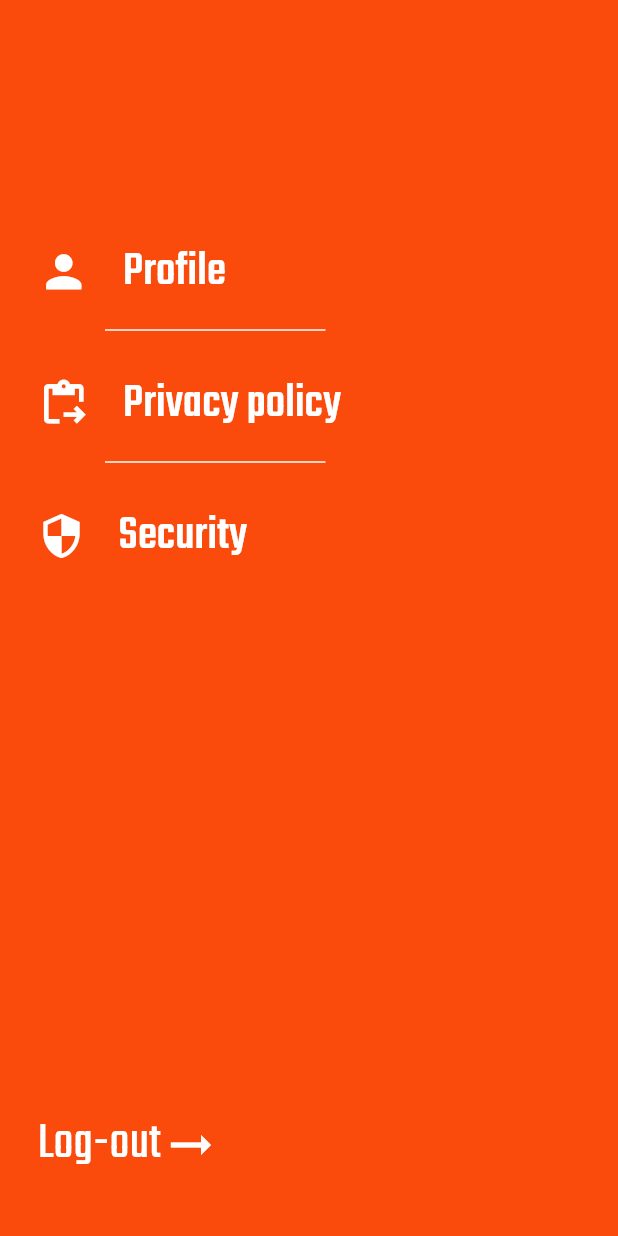
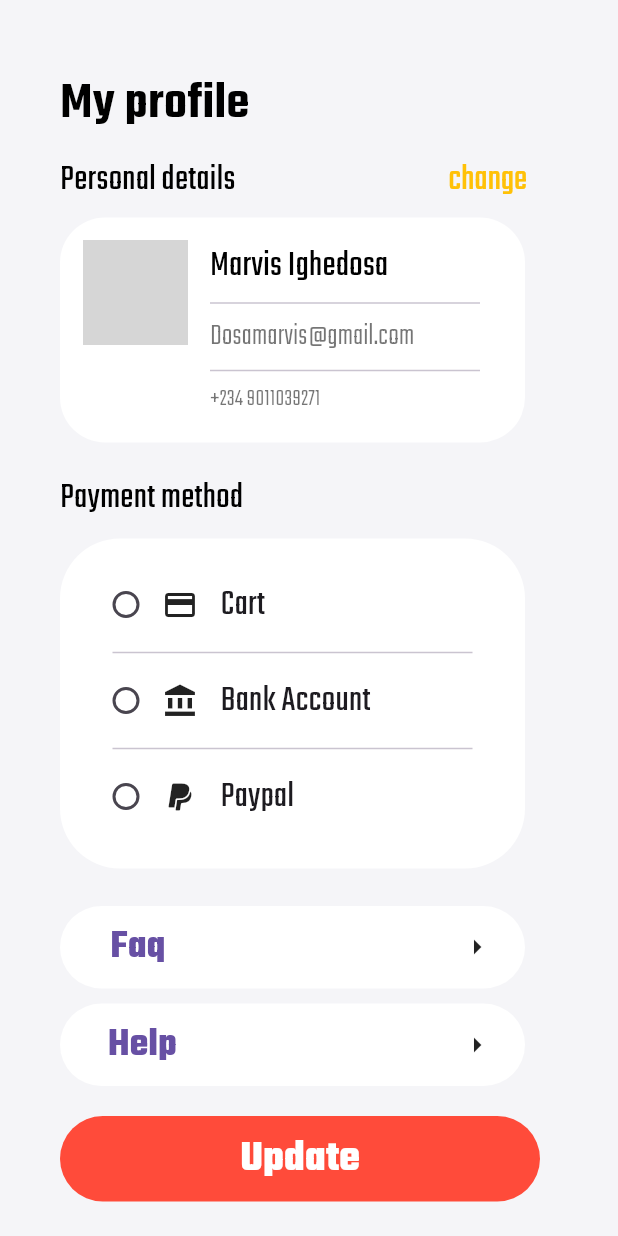
Before and after one commit to taskoft/food_delivery_app, a Flutter app: the DrawerWidget widget shown alone on an empty page, opened directly, after a tap on "Profile", on a phone screen of 412 x 824 dp. Run offline on Flutter 3.47's test engine with Material 3 defaults, Android fonts, the phone set to English and light mode, and no system bars; network calls fail; grey boxes are pictures that could not be loaded.

Commit message:
Profile sayfası eklendi

```diff
--- a/lib/pages/cart_page.dart
+++ b/lib/pages/cart_page.dart
@@ -12,11 +12,11 @@ class CartPage extends StatefulWidget {
 
 class _CartPageState extends State<CartPage> {
   List<Widget> myCardList = [
-    MealDissmissibleCard(),
-    MealDissmissibleCard(),
-    MealDissmissibleCard(),
-    MealDissmissibleCard(),
-    MealDissmissibleCard(),
+    const MealDissmissibleCard(),
+    const MealDissmissibleCard(),
+    const MealDissmissibleCard(),
+    const MealDissmissibleCard(),
+    const MealDissmissibleCard(),
   ];
 
   @override
--- a/lib/pages/main_state.dart
+++ b/lib/pages/main_state.dart
@@ -68,9 +68,9 @@ class _MainStateState extends State<MainState> {
             } else if (currentIndex == 1) {
               appBarTitle = "Favorites";
             } else if (currentIndex == 2) {
-              appBarTitle = "Profile";
+              appBarTitle = "History";
             } else if (currentIndex == 3) {
-              appBarTitle = "History";
+              appBarTitle = "Cart";
             }
             setState(() {});
           },
@@ -79,7 +79,7 @@ class _MainStateState extends State<MainState> {
           backgroundColor: const Color(0x00ffffff),
           showSelectedLabels: false,
           showUnselectedLabels: false,
-          unselectedItemColor: Color.fromARGB(255, 126, 124, 124),
+          unselectedItemColor:const Color.fromARGB(255, 126, 124, 124),
           selectedItemColor: const Color.fromRGBO(250, 74, 12, 40),
           items: const [
             BottomNavigationBarItem(
--- /dev/null
+++ b/lib/pages/profile_page.dart
@@ -0,0 +1,268 @@
+import 'package:flutter/material.dart';
+import 'package:food_delivery_app/widgets/bottom_text_button.dart';
+
+class Profile extends StatefulWidget {
+  const Profile({super.key});
+
+  @override
+  State<Profile> createState() => _ProfileState();
+}
+
+class _ProfileState extends State<Profile> {
+  String paymentMethod = "Card";
+  @override
+  Widget build(BuildContext context) {
+    return Scaffold(
+      backgroundColor: const Color.fromRGBO(245, 245, 248, 10),
+      body: Padding(
+        padding: const EdgeInsets.all(40),
+        child: Column(
+          mainAxisAlignment: MainAxisAlignment.start,
+          crossAxisAlignment: CrossAxisAlignment.start,
+          children: [
+            const SizedBox(
+              height: 5,
+            ),
+            const Text(
+              "My profile",
+              textAlign: TextAlign.start,
+              style: TextStyle(
+                  fontSize: 35,
+                  color: Colors.black,
+                  fontWeight: FontWeight.w600),
+            ),
+            Row(
+              children: [
+                const Text("Personal details",
+                    textAlign: TextAlign.start,
+                    style: TextStyle(
+                        fontSize: 24,
+                        color: Colors.black,
+                        fontWeight: FontWeight.normal)),
+                Padding(
+                  padding: const EdgeInsets.only(left: 130),
+                  child: TextButton(
+                      onPressed: () {},
+                      child: const Text("change",
+                          textAlign: TextAlign.end,
+                          style: TextStyle(
+                              fontSize: 24,
+                              color: Colors.amber,
+                              fontWeight: FontWeight.normal))),
+                ),
+              ],
+            ),
+            Container(
+              alignment: Alignment.topLeft,
+              height: 150,
+              width: 310,
+              decoration: BoxDecoration(
+                borderRadius: BorderRadius.circular(30),
+                color: Colors.white,
+              ),
+              child: Padding(
+                padding: const EdgeInsets.all(15.0),
+                child: Row(
+                    crossAxisAlignment: CrossAxisAlignment.start,
+                    children: [
+                      Image.network(
+                        "https://cloudflare-ipfs.com/ipfs/Qmd3W5DuhgHirLHGVixi6V76LhCkZUz6pnFt5AJBiyvHye/avatar/908.jpg",
+                        height: 70,
+                        fit: BoxFit.contain,
+                      ),
+                      Padding(
+                        padding: const EdgeInsets.only(left: 15.0),
+                        child: SizedBox(
+                          height: 130,
+                          width: 180,
+                          child: ListView(
+                            children: const [
+                              Text("Marvis Ighedosa",
+                                  textAlign: TextAlign.start,
+                                  style: TextStyle(
+                                      fontSize: 24,
+                                      color: Colors.black,
+                                      fontWeight: FontWeight.w400)),
+                              Divider(),
+                              Text("Dosamarvis@gmail.com",
+                                  textAlign: TextAlign.start,
+                                  style: TextStyle(
+                                      fontSize: 20,
+                                      color: Colors.black54,
+                                      fontWeight: FontWeight.w100)),
+                              Divider(),
+                              Text("+234 9011039271",
+                                  textAlign: TextAlign.start,
+                                  style: TextStyle(
+                                      fontSize: 16,
+                                      color: Colors.black54,
+                                      fontWeight: FontWeight.w100)),
+                              Divider(),
+                              Text(
+                                  "No 15 uti street off ovie palace road effurun delta state",
+                                  textAlign: TextAlign.start,
+                                  style: TextStyle(
+                                      fontSize: 16,
+                                      color: Colors.black54,
+                                      fontWeight: FontWeight.w100)),
+                            ],
+                          ),
+                        ),
+                      )
+                    ]),
+              ),
+            ),
+            const Padding(
+              padding: EdgeInsets.only(top: 20),
+              child: Text("Payment method",
+                  textAlign: TextAlign.start,
+                  style: TextStyle(
+                      fontSize: 24,
+                      color: Colors.black,
+                      fontWeight: FontWeight.normal)),
+            ),
+            Padding(
+              padding: const EdgeInsets.only(top: 10.0),
+              child: Container(
+                decoration: BoxDecoration(
+                    color: Colors.white,
+                    borderRadius: BorderRadius.circular(40)),
+                width: 310,
+                height: 220,
+                child: Padding(
+                  padding: const EdgeInsets.all(20.0),
+                  child: Column(children: [
+                    Row(
+                      children: [
+                        Radio(
+                            value: "Cart",
+                            groupValue: paymentMethod,
+                            onChanged: (value) {
+                              setState(() {
+                                paymentMethod = value!;
+                              });
+                            }),
+                        const Icon(Icons.credit_card),
+                        const Padding(
+                          padding: EdgeInsets.only(left: 15.0),
+                          child: Text(
+                            "Cart",
+                            style: TextStyle(fontSize: 24),
+                          ),
+                        ),
+                      ],
+                    ),
+                    const Divider(
+                      indent: 15,
+                      endIndent: 15,
+                    ),
+                    Row(
+                      children: [
+                        Radio(
+                            value: "Bank Account",
+                            groupValue: paymentMethod,
+                            onChanged: (value) {
+                              setState(() {
+                                paymentMethod = value!;
+                              });
+                            }),
+                        const Icon(Icons.account_balance),
+                        const Padding(
+                          padding: EdgeInsets.only(left: 15.0),
+                          child: Text(
+                            "Bank Account",
+                            style: TextStyle(fontSize: 24),
+                          ),
+                        ),
+                      ],
+                    ),
+                    const Divider(
+                      indent: 15,
+                      endIndent: 15,
+                    ),
+                    Row(
+                      children: [
+                        Radio(
+                            value: "Paypal",
+                            groupValue: paymentMethod,
+                            onChanged: (value) {
+                              setState(() {
+                                paymentMethod = value!;
+                              });
+                            }),
+                        const Icon(Icons.paypal),
+                        const Padding(
+                          padding: EdgeInsets.only(left: 15.0),
+                          child: Text(
+                            "Paypal",
+                            style: TextStyle(fontSize: 24),
+                          ),
+                        ),
+                      ],
+                    ),
+                  ]),
+                ),
+              ),
+            ),
+            const SizedBox(
+              height: 25,
+            ),
+            Container(
+              alignment: Alignment.centerLeft,
+              width: 310,
+              height: 55,
+              decoration: BoxDecoration(
+                  borderRadius: BorderRadius.circular(30), color: Colors.white),
+              child: Padding(
+                  padding: const EdgeInsets.fromLTRB(20, 0, 20, 0),
+                  child: Row(
+                    mainAxisAlignment: MainAxisAlignment.spaceBetween,
+                    children: [
+                      TextButton(
+                        onPressed: () {},
+                        child: const Text(
+                          "Faq",
+                          style: TextStyle(
+                              fontWeight: FontWeight.bold, fontSize: 26),
+                        ),
+                      ),
+                      const Icon(Icons.arrow_right_outlined)
+                    ],
+                  )),
+            ),
+            const SizedBox(
+              height: 10,
+            ),
+            Container(
+              alignment: Alignment.centerLeft,
+              width: 310,
+              height: 55,
+              decoration: BoxDecoration(
+                  borderRadius: BorderRadius.circular(30), color: Colors.white),
+              child: Padding(
+                  padding: const EdgeInsets.fromLTRB(20, 0, 20, 0),
+                  child: Row(
+                    mainAxisAlignment: MainAxisAlignment.spaceBetween,
+                    children: [
+                      TextButton(
+                        onPressed: () {},
+                        child: const Text(
+                          "Help",
+                          style: TextStyle(
+                              fontWeight: FontWeight.bold, fontSize: 26),
+                        ),
+                      ),
+                      const Icon(Icons.arrow_right_outlined)
+                    ],
+                  )),
+            ),
+            const SizedBox(
+              height: 20,
+            ),
+            MyBottomTextButton(text: "Update", onPressed: () {})
+          ],
+        ),
+      ),
+    );
+  }
+}
--- a/lib/widgets/drawer.dart
+++ b/lib/widgets/drawer.dart
@@ -1,5 +1,6 @@
 import 'package:flutter/material.dart';
 import 'package:food_delivery_app/pages/privacy_policy_page.dart';
+import 'package:food_delivery_app/pages/profile_page.dart';
 
 class DrawerWidget extends StatefulWidget {
   const DrawerWidget({super.key});
@@ -12,7 +13,7 @@ class _DrawerWidgetState extends State<DrawerWidget> {
   @override
   Widget build(BuildContext context) {
     return Container(
-      color: const Color.fromRGBO(250, 74, 12, 80),
+      color: const Color.fromRGBO(250, 74, 12, 10),
       child: Padding(
         padding: const EdgeInsets.only(left: 25),
         child: Column(
@@ -30,7 +31,12 @@ class _DrawerWidgetState extends State<DrawerWidget> {
                 Padding(
                   padding: const EdgeInsets.only(left: 10.0),
                   child: TextButton(
-                    onPressed: () {},
+                    onPressed: () {
+                      Navigator.push(
+                          context,
+                          MaterialPageRoute(
+                              builder: (context) => const Profile()));
+                    },
                     child: const Text(
                       "Profile",
                       style: TextStyle(fontSize: 32, color: Colors.white),
--- a/lib/widgets/meal_card.dart
+++ b/lib/widgets/meal_card.dart
@@ -1,5 +1,4 @@
 import 'package:flutter/material.dart';
-import 'package:flutter_svg/flutter_svg.dart';
 import 'package:food_delivery_app/pages/card_detail_page.dart';
 
 class MealCart extends StatelessWidget {
@@ -11,7 +10,7 @@ class MealCart extends StatelessWidget {
   Widget build(BuildContext context) {
     return Padding(
       padding: const EdgeInsets.all(8),
-      child: Container(
+      child: SizedBox(
         height: 200,
         width: 180,
         child: Stack(
```
